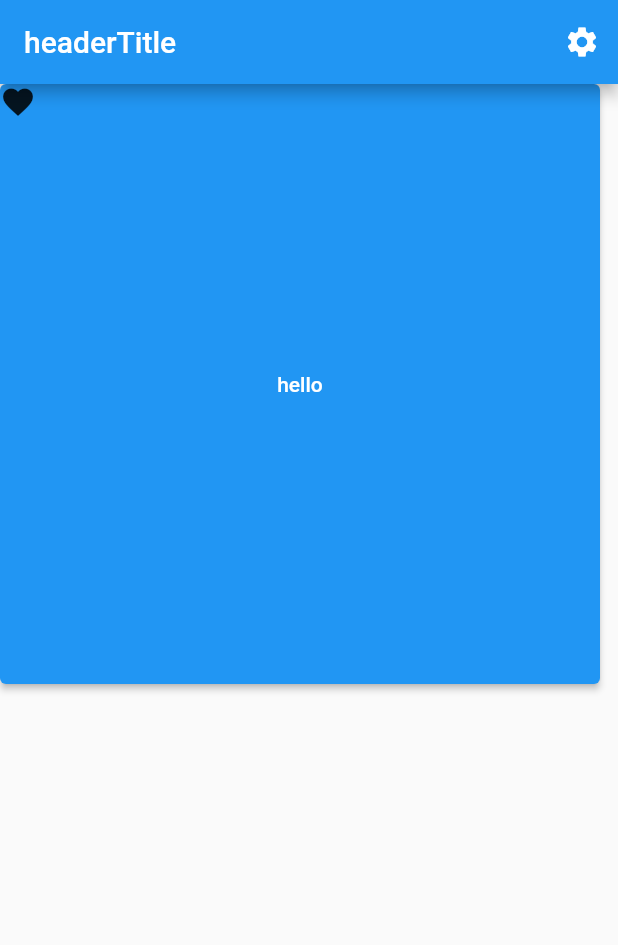
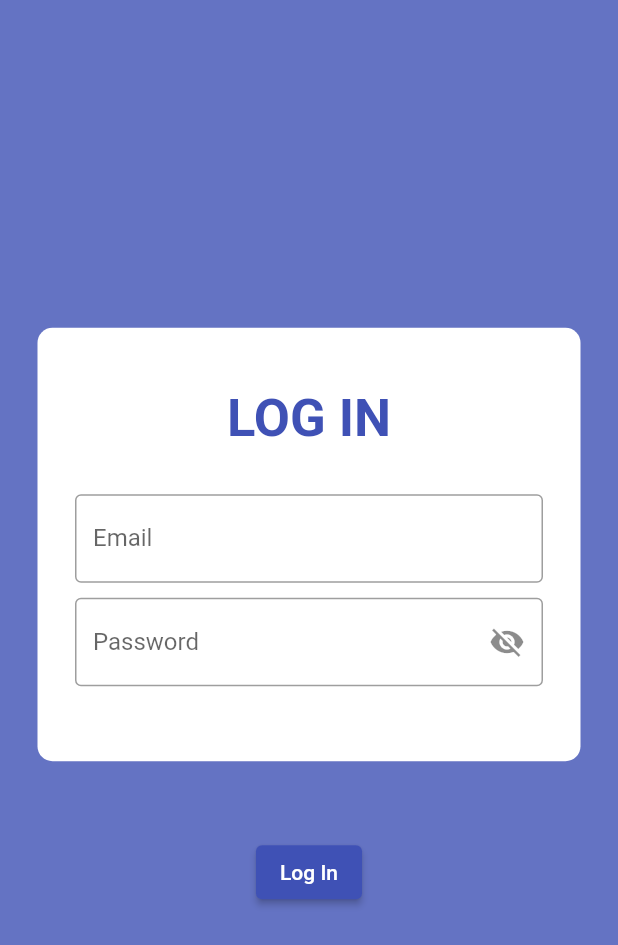
Before and after one commit to narekpog/flutter-classes, a Flutter app: the screen it shows after launch, on a phone screen of 412 x 824 dp. Shown: the top 945 px of the screen. Run offline on Flutter 3.47's test engine with Material 2 defaults, Android fonts, the phone set to English and light mode, and no system bars; our stand-ins replace dio.

Commit message:
Added Login page, and Dio

```diff
--- /dev/null
+++ b/lib/base/reg_exp.dart
@@ -0,0 +1,6 @@
+class RegularExpressions {
+  static String email =
+      r'^(([^<>()[\]\\.,;:\s@\"]+(\.[^<>()[\]\\.,;:\s@\"]+)*)|(\".+\"))@((\[[0-9]{1,3}\.[0-9]{1,3}\.[0-9]{1,3}\.[0-9]{1,3}\])|(([a-zA-Z\-0-9]+\.)+[a-zA-Z]{2,}))$';
+  static String password = r"^(?=.*[a-z]).{8,32}$";
+  static String username = r"^[a-zA-Z0-9\._!\-@]+$";
+}
--- a/lib/base/routes.dart
+++ b/lib/base/routes.dart
@@ -1,12 +1,10 @@
-import 'package:first_project/pages/home_page.dart';
-import 'package:first_project/pages/products_page.dart';
-import 'package:first_project/pages/settings_page.dart';
+import 'package:indigo/pages/auth/login/login_page.dart';
+import 'package:indigo/pages/homepage/home_page.dart';
 import 'package:flutter/material.dart';
 
 class AppRoutes {
-  static const home = '/';
-  static const settings = '/settings';
-  static const products = '/products';
+  static const login = '/';
+  static const homepage = '/homepage';
 
   static MaterialPageRoute onGenerateRoute(RouteSettings settings) {
     PageArguments? pageArguments;
@@ -15,11 +13,8 @@ class AppRoutes {
     }
 
     var routes = <String, WidgetBuilder>{
-      AppRoutes.home: (context) => const HomePageWidget(),
-      AppRoutes.settings: (context) => SettingPage(
-            id: pageArguments?.data?['id'],
-          ),
-      AppRoutes.products: (context) => const ProductsPage(),
+      AppRoutes.login: (context) => const LoginPage(),
+      AppRoutes.homepage: (context) => const HomePageWidget(),
     };
 
     WidgetBuilder builder = routes[settings.name] ?? routes.values.first;
--- a/lib/main.dart
+++ b/lib/main.dart
@@ -1,6 +1,4 @@
-import 'package:first_project/base/routes.dart';
-import 'package:first_project/pages/home_page.dart';
-import 'package:first_project/pages/settings_page.dart';
+import 'package:indigo/base/routes.dart';
 import 'package:flutter/material.dart';
 
 void main() {
@@ -15,7 +13,7 @@ class MyApp extends StatelessWidget {
     return MaterialApp(
       title: 'Flutter Demo',
       theme: ThemeData(
-        primarySwatch: Colors.blue,
+        primarySwatch: Colors.indigo,
       ),
       onGenerateRoute: AppRoutes.onGenerateRoute,
     );
--- /dev/null
+++ b/lib/pages/auth/login/login_page.dart
@@ -0,0 +1,165 @@
+import 'package:indigo/base/reg_exp.dart';
+import 'package:indigo/base/routes.dart';
+import 'package:indigo/pages/auth/login/login_styles.dart';
+import 'package:flutter/cupertino.dart';
+import 'package:flutter/material.dart';
+import 'package:flutter/widgets.dart';
+
+class LoginPage extends StatefulWidget {
+  const LoginPage({Key? key}) : super(key: key);
+
+  @override
+  State<LoginPage> createState() => _LoginPageState();
+}
+
+class _LoginPageState extends State<LoginPage> {
+  bool showPassword = false;
+  TextEditingController usernameCtrl = TextEditingController();
+  TextEditingController passwordCtrl = TextEditingController();
+
+  @override
+  Widget build(BuildContext context) {
+    return Scaffold(
+      body: _buildBody(context),
+    );
+  }
+
+  Widget _buildBody(BuildContext context) {
+    return Container(
+      color: LoginStyles.mainColor.withOpacity(0.8),
+      child: SafeArea(
+        child: Column(
+          mainAxisAlignment: MainAxisAlignment.center,
+          children: [
+            _fields(context),
+            const SizedBox(height: 50),
+            ElevatedButton(
+              onPressed: () {
+                _onLogin(context);
+              },
+              child: const Text(
+                'Log In',
+              ),
+            )
+          ],
+        ),
+      ),
+    );
+  }
+
+  Widget _fields(BuildContext context) {
+    return Container(
+      decoration: BoxDecoration(
+        color: Colors.white,
+        borderRadius: BorderRadius.circular(10),
+      ),
+      margin: const EdgeInsets.symmetric(
+        horizontal: 25,
+      ),
+      padding: const EdgeInsets.only(
+        right: 25,
+        left: 25,
+        top: 40,
+        bottom: 50,
+      ),
+      child: Column(
+        children: [
+          Text(
+            'Log In'.toUpperCase(),
+            style: const TextStyle(
+              fontSize: 35,
+              fontWeight: FontWeight.w600,
+              color: LoginStyles.mainColor,
+            ),
+          ),
+          const SizedBox(height: 30),
+          TextField(
+            controller: usernameCtrl,
+            decoration: const InputDecoration(
+              labelText: 'Email',
+              border: OutlineInputBorder(),
+            ),
+          ),
+          const SizedBox(height: 10),
+          TextField(
+            controller: passwordCtrl,
+            obscureText: !showPassword,
+            decoration: InputDecoration(
+              labelText: 'Password',
+              suffixIcon: IconButton(
+                onPressed: _onShowPassword,
+                icon: showPassword
+                    ? const Icon(
+                        Icons.visibility,
+                      )
+                    : const Icon(
+                        Icons.visibility_off,
+                      ),
+              ),
+              border: const OutlineInputBorder(),
+            ),
+          ),
+        ],
+      ),
+    );
+  }
+
+  Widget _dialog(
+    context, {
+    required String title,
+    String? content,
+  }) {
+    return AlertDialog(
+      title: Text(title),
+      content: Text(content ?? 'Some of the credentials are empty'),
+      actions: [
+        TextButton(
+          onPressed: () {
+            Navigator.pop(context);
+          },
+          child: const Text('OK'),
+        ),
+      ],
+    );
+  }
+
+  void _onLogin(context) {
+    final regExp = RegExp(RegularExpressions.email);
+
+    Navigator.of(context).pushReplacementNamed(AppRoutes.homepage);
+    return;
+    if (usernameCtrl.text.isNotEmpty && passwordCtrl.text.isNotEmpty) {
+      if (regExp.hasMatch(usernameCtrl.text)) {
+        Navigator.of(context).pushReplacementNamed(AppRoutes.homepage);
+      } else {
+        showDialog(
+          context: context,
+          builder: (context) {
+            return _dialog(
+              context,
+              title: 'Error',
+              content: 'Username is invalid',
+            );
+          },
+        );
+      }
+    } else {
+      showDialog(
+        context: context,
+        builder: (context) {
+          return _dialog(
+            context,
+            title: 'Error',
+            content: 'Some of the credentials are empty',
+          );
+        },
+      );
+    }
+  }
+
+  void _onShowPassword() {
+    setState(() {
+      showPassword = !showPassword;
+    });
+  }
+}
--- /dev/null
+++ b/lib/pages/auth/login/login_styles.dart
@@ -0,0 +1,5 @@
+import 'package:flutter/material.dart';
+
+class LoginStyles {
+  static const Color mainColor = Colors.indigo;
+}
--- a/lib/pages/home_page.dart
+++ /dev/null
@@ -1,69 +0,0 @@
-import 'package:first_project/base/routes.dart';
-import 'package:first_project/pages/settings_page.dart';
-import 'package:flutter/material.dart';
-
-class HomePageWidget extends StatelessWidget {
-  const HomePageWidget({Key? key}) : super(key: key);
-
-  @override
-  Widget build(BuildContext context) {
-    return Scaffold(
-      appBar: AppBar(
-        title: Text(
-          'headerTitle',
-        ),
-        actions: [
-          IconButton(
-            onPressed: () {},
-            icon: Icon(Icons.settings),
-          )
-        ],
-      ),
-      body: Container(
-        height: 400,
-        width: 400,
-        child: Stack(
-          children: [
-            SizedBox(
-              height: 400,
-              width: 400,
-              child: ElevatedButton(
-                onPressed: () {
-                  Navigator.pushNamed(
-                    context,
-                    AppRoutes.products,
-                  );
-                },
-                child: const Text('hello'),
-              ),
-            ),
-            const Positioned(
-              child: Icon(Icons.favorite),
-            ),
-          ],
-        ),
-      ),
-    );
-  }
-
-  Widget _buildBody() {
-    return MyBoxWidget();
-  }
-}
-
-class MyBoxWidget extends StatefulWidget {
-  const MyBoxWidget({Key? key}) : super(key: key);
-
-  @override
-  State<MyBoxWidget> createState() => _MyBoxWidgetState();
-}
-
-class _MyBoxWidgetState extends State<MyBoxWidget> {
-  Color boxColor = Colors.red;
-  double boxHeight = 100;
-
-  @override
-  Widget build(BuildContext context) {
-    return Column();
-  }
-}
--- a/pubspec.yaml
+++ b/pubspec.yaml
@@ -1,4 +1,4 @@
-name: first_project
+name: indigo
 description: A new Flutter project.
 
 # The following line prevents the package from being accidentally published to
@@ -34,6 +34,10 @@ dependencies:
   # The following adds the Cupertino Icons font to your application.
   # Use with the CupertinoIcons class for iOS style icons.
   cupertino_icons: ^1.0.2
+
+  # A powerful Http client for Dart, which supports Interceptors, Global configuration, FormData, Request Cancellation, File downloading, Timeout etc.
+  dio: ^4.0.6
+
 
 dev_dependencies:
   flutter_test:
```
Also changed, not shown: lib/pages/homepage/home_page.dart (added, +56 -0 lines), lib/pages/products_page.dart (deleted, +0 -46 lines), lib/pages/settings_page.dart (deleted, +0 -31 lines), lib/api/indigo_api.dart (added), pubspec.lock, 18 other files.
